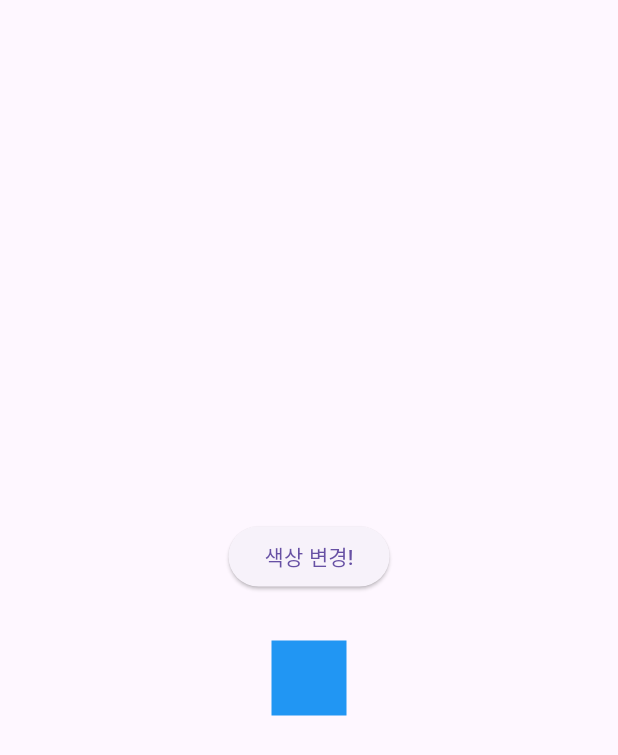
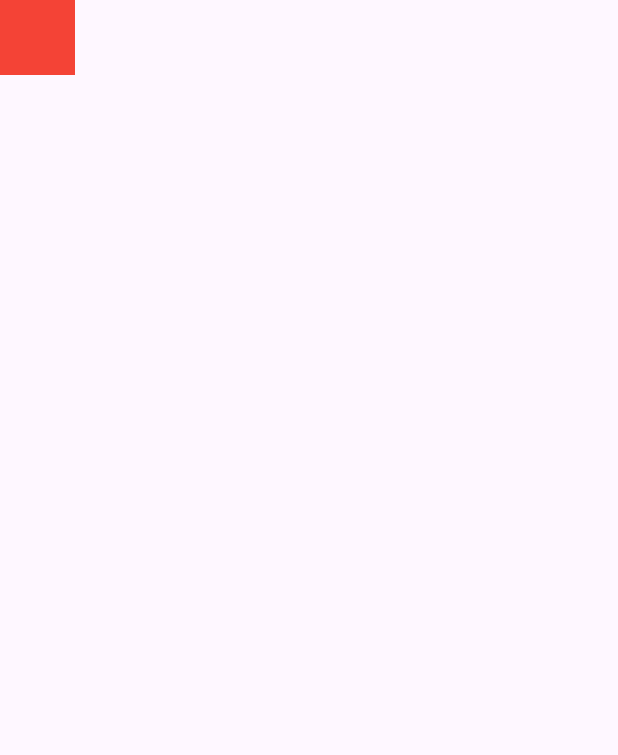
Before and after one commit to yeesuho/Flutter_Basics, a Flutter app: the screen it shows after launch, on a phone screen of 412 x 824 dp. Shown: the top 755 px of the screen. Run offline on Flutter 3.47's test engine with Material 3 defaults, Android fonts, the phone set to English and light mode, and no system bars.

Commit message:
StatelessWidget 라이프사이클 내용 추가

```diff
--- a/lib/main.dart
+++ b/lib/main.dart
@@ -1,5 +1,7 @@
 import 'package:flutter/material.dart';
-import 'package:flutter_basics/statefulwidget/home_screen.dart';
+// import 'package:flutter_basics/padding/home_screen.dart';
+// import 'package:flutter_basics/statefulwidget/home_screen.dart';
+import 'package:flutter_basics/statelesswidget_lifecycle/home_screen.dart';
 
 void main() {
   runApp(
--- /dev/null
+++ b/lib/statelesswidget_lifecycle/home_screen.dart
@@ -0,0 +1,29 @@
+import 'package:flutter/material.dart';
+
+class HomeScreen extends StatelessWidget {
+  HomeScreen({super.key}) {
+    print('---생성자---');
+  }
+
+  @override
+  Widget build(BuildContext context) {
+    print('---빌드---'); //생성자가 실행된 후 build() 함수가 실행됨
+
+    return Scaffold(
+      body: BasicsWidget(),
+    );
+  }
+}
+
+class BasicsWidget extends StatelessWidget {
+  const BasicsWidget({super.key});
+
+  @override
+  Widget build(BuildContext context) {
+    return Container(
+      width: 50.0,
+      height: 50.0,
+      color: Colors.red,
+    );
+  }
+}
```
